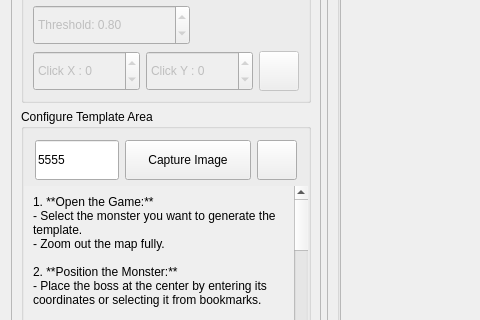
First picture: the form in gui/ui_files/monster_edit_dialog.ui, repository evsahal/TaskEX, before the edit; both pictures show x 0 to 480 and y 270 to 590 of the 710 by 714 pixel window.
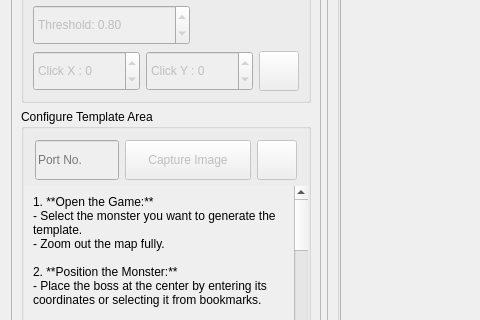
Second picture: the form after the edit. Icons and pictures are not drawn.

```diff
--- a/gui/ui_files/monster_edit_dialog.ui
+++ b/gui/ui_files/monster_edit_dialog.ui
@@ -536,6 +536,9 @@
                   </property>
                   <item>
                    <widget class="QLineEdit" name="port_lineEdit">
+                    <property name="enabled">
+                     <bool>false</bool>
+                    </property>
                     <property name="minimumSize">
                      <size>
                       <width>0</width>
@@ -543,7 +546,7 @@
                      </size>
                     </property>
                     <property name="text">
-                     <string>5555</string>
+                     <string/>
                     </property>
                     <property name="placeholderText">
                      <string>Port No.</string>
@@ -553,7 +556,7 @@
                   <item>
                    <widget class="QPushButton" name="capture_image_btn">
                     <property name="enabled">
-                     <bool>true</bool>
+                     <bool>false</bool>
                     </property>
                     <property name="minimumSize">
                      <size>
@@ -568,6 +571,9 @@
                   </item>
                   <item>
                    <widget class="QPushButton" name="lock_btn">
+                    <property name="enabled">
+                     <bool>false</bool>
+                    </property>
                     <property name="minimumSize">
                      <size>
                       <width>40</width>
```
